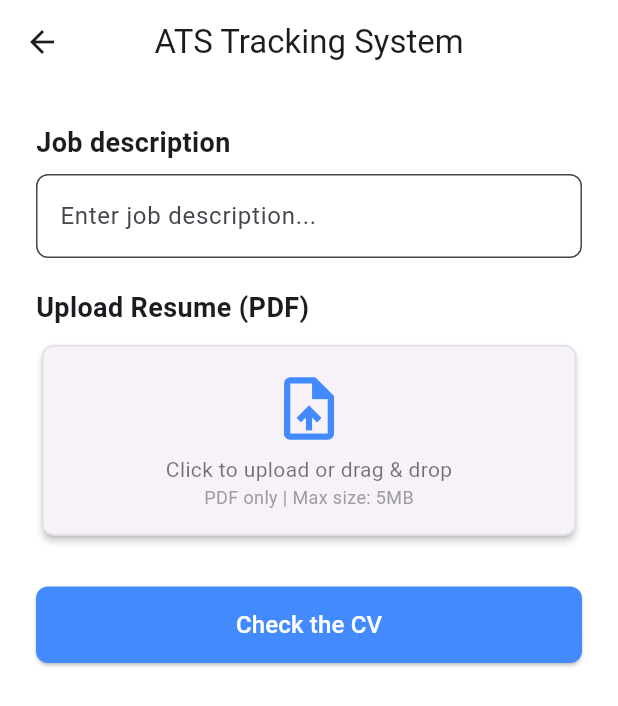
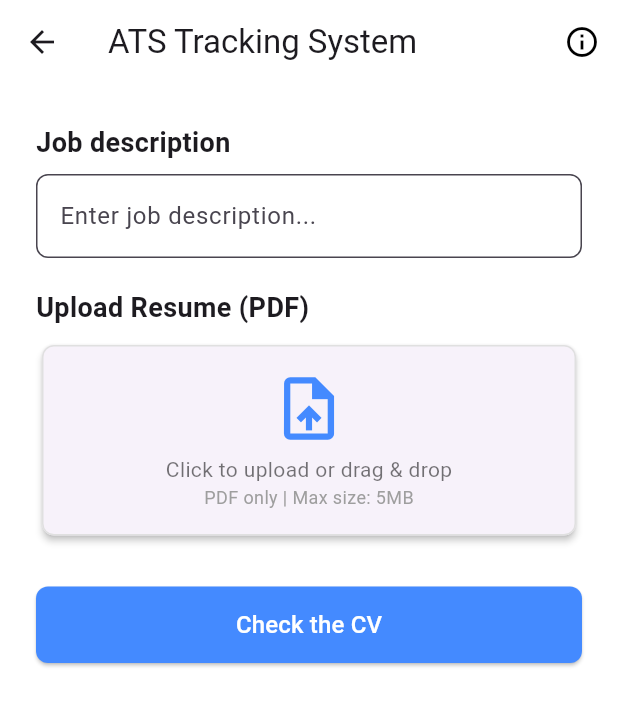
Before and after one commit to MinaSamy22/grad-proj, a Flutter app: the AtsScreen screen opened directly, on a phone screen of 412 x 824 dp. Shown: the top 706 px of the screen. Run offline on Flutter 3.47's test engine with Material 3 defaults, Android fonts, the phone set to English and light mode, and no system bars; our stand-ins replace file_picker.

Commit message:
Update ats_screen.dart

```diff
--- a/flutter all screens + yml +ai connection/lib/screens/Features/ats_screen.dart
+++ b/flutter all screens + yml +ai connection/lib/screens/Features/ats_screen.dart
@@ -4,6 +4,7 @@ import 'package:file_picker/file_picker.dart';
 import 'package:http/http.dart' as http;
 import 'package:http_parser/http_parser.dart';
 import 'dart:convert';
+import 'info/ATSMoreInfoScreen.dart';
 
 class AtsScreen extends StatefulWidget {
   static const String routeName = '/AtsScreen';
@@ -95,8 +96,18 @@ class _AtsScreenState extends State<AtsScreen> {
       backgroundColor: Colors.white,
       appBar: AppBar(
         title: Text('ATS Tracking System'),
-        centerTitle: true,
         backgroundColor: Colors.white,
+        actions: [
+          IconButton(
+            icon: Icon(Icons.info_outline, color: Colors.black), // Info icon
+            onPressed: () {
+              Navigator.push(
+                context,
+                MaterialPageRoute(builder: (context) => ATSMoreInfoScreen()),
+              );
+            },
+          ),
+        ],
       ),
       body: SingleChildScrollView(
         padding: const EdgeInsets.symmetric(horizontal: 24, vertical: 16),
```
